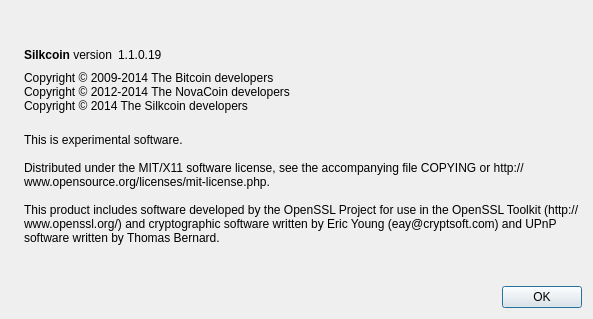
Old version of the form src/qt/forms/aboutdialog.ui in the repository shnurf/silkcoin.
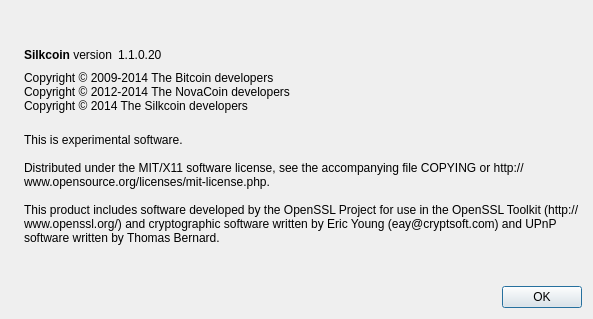
New version of the form. Icons and pictures are not drawn.

```diff
--- a/src/qt/forms/aboutdialog.ui
+++ b/src/qt/forms/aboutdialog.ui
@@ -63,7 +63,7 @@
           <cursorShape>IBeamCursor</cursorShape>
          </property>
          <property name="text">
-          <string notr="true">1.1.0.19</string>
+          <string notr="true">1.1.0.20</string>
          </property>
          <property name="textInteractionFlags">
           <set>Qt::LinksAccessibleByMouse|Qt::TextSelectableByKeyboard|Qt::TextSelectableByMouse</set>
```
